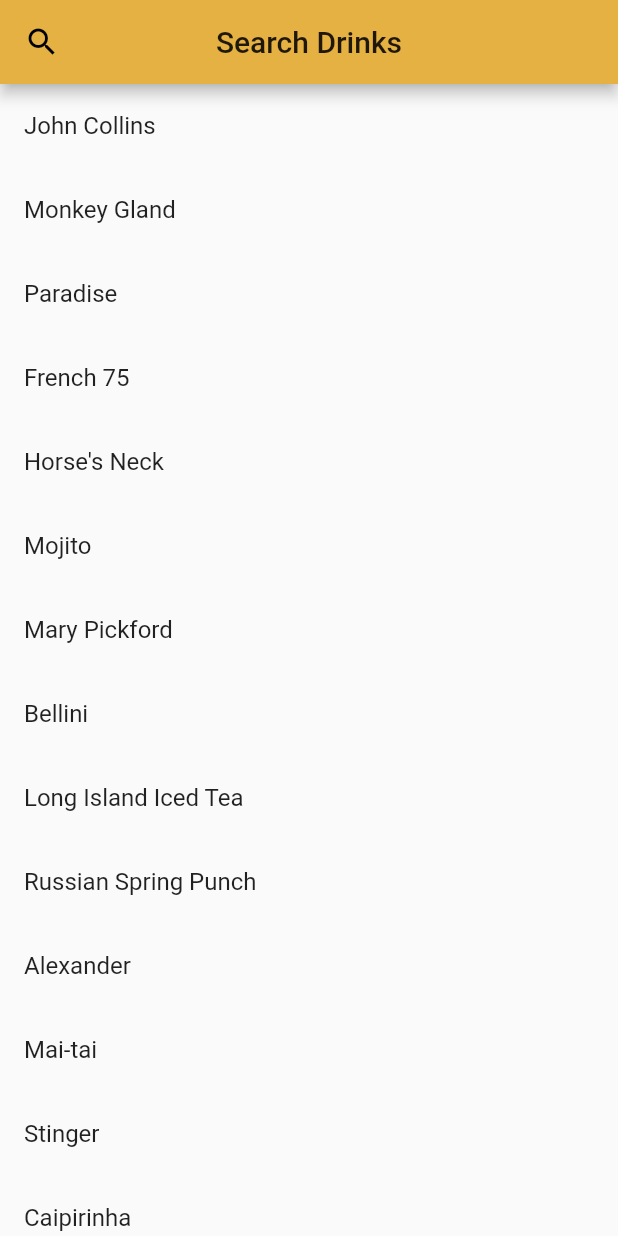
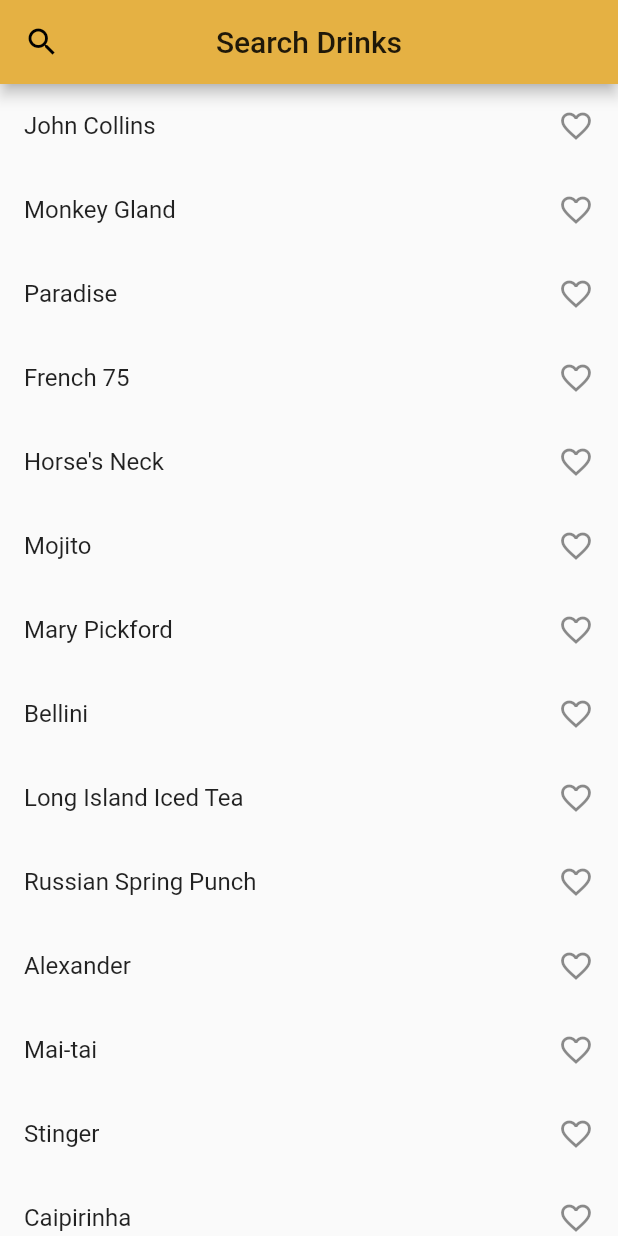
Before and after one commit to CodeFromStav/mixdrinks, a Flutter app: the DrinkSearch screen opened by its route, on a phone screen of 412 x 824 dp. Run offline on Flutter 3.47's test engine with Material 2 defaults, Android fonts, the phone set to English and light mode, and no system bars; our stand-ins replace animated_text_kit, cloud_firestore, firebase_auth, firebase_database, modal_progress_hud; missing offline and left inert: floating_search_bar; accounts and stored records are empty.

Commit message:
Favorite Functionality - Only has hearts on screen for now

```diff
--- a/lib/main.dart
+++ b/lib/main.dart
@@ -33,6 +33,7 @@ class MixDrinks extends StatelessWidget {
         DrinksWidget.id: (context) => DrinksWidget(),
         DrinkSearch.id: (context) => DrinkSearch(),
         DrinkInfo.id: (context) => DrinkInfo(),
+
       },
     );
   }
--- a/lib/screens/drink_search.dart
+++ b/lib/screens/drink_search.dart
@@ -1,7 +1,9 @@
 import 'package:flutter/material.dart';
+import 'package:mixdrinks/components/search_widget.dart';
 import 'dart:convert';
 import 'package:mixdrinks/screens/drink_info.dart';
 import 'package:mixdrinks/components/drink_details.dart';
+import 'package:mixdrinks/screens/drinks_widget.dart';
 
 class DrinkSearch extends StatefulWidget {
   static const String id = 'drink_search';
@@ -10,6 +12,14 @@ class DrinkSearch extends StatefulWidget {
 }
 
 class _DrinkSearchState extends State<DrinkSearch> {
+
+  //Favorite Functionality:
+  //This set stores the drinks that the user favorited (set does not allow duplicates)
+  final List<String> _suggestions = <String>[];
+  final Set<String> _saved = Set<String>();   // Add this line.
+  final TextStyle _biggerFont = TextStyle(fontSize: 18.0);
+
+
   // final formKey = new GlobalKey<FormState>();
   // final key = new GlobalKey<ScaffoldState>();
   final TextEditingController _filter = new TextEditingController();
@@ -44,7 +54,9 @@ class _DrinkSearchState extends State<DrinkSearch> {
     return Scaffold(
       appBar: _buildBar(context),
       body: Container(
-        child: _buildList(),
+        child: _buildList(''), //ADDED STRING PARAM
+
+
       ),
       resizeToAvoidBottomPadding: false,
     );
@@ -62,8 +74,14 @@ class _DrinkSearchState extends State<DrinkSearch> {
     );
   }
 
-  Widget _buildList() {
-    if (!(_searchText.isEmpty)) {
+  Widget _buildList( String drink) { //ADDED STRING PARAM
+    //allows us to see what drink is already saved
+
+    final alreadySaved = _saved.contains(drink);
+//    int index = 1;
+//    String saved = _saved.elementAt(index);
+
+    if ((_searchText.isNotEmpty)) {
       List tempList = new List();
       for (int i = 0; i < filteredNames.length; i++) {
         if (filteredNames[i]['name'].toLowerCase().contains(_searchText.toLowerCase())) {
@@ -77,7 +95,12 @@ class _DrinkSearchState extends State<DrinkSearch> {
       itemBuilder: (BuildContext context, int index) {
         return new ListTile(
           title: Text(filteredNames[index]['name']),
+          trailing: Icon(
+            alreadySaved ? Icons.favorite : Icons.favorite_border,
+            color: alreadySaved ? Colors.red : null,
+          ),
           onTap: () {
+
             Navigator.pushNamed(
               context,
               DrinkInfo.id,
@@ -89,6 +112,13 @@ class _DrinkSearchState extends State<DrinkSearch> {
                 filteredNames[index]["preparation"],
               ),
             );
+            setState((){
+              if(alreadySaved){
+                _saved.remove(drink);
+              } else{
+                _saved.add(_saved.elementAt(index));
+              }
+            });
           },
         );
       },
@@ -131,5 +161,31 @@ class _DrinkSearchState extends State<DrinkSearch> {
     });
   }
 
+  void _pushSaved(){
+//    Navigator.pushNamed(context, SearchWidget.id);
+//          final Iterable<ListTile> tiles = _saved.map(
+//                (String drink) {
+//
+//              return ListTile(
+//                title: Text('Test'),
+//              );
+//            },
+//          );
+//          final List<Widget> divided = ListTile
+//              .divideTiles(
+//            context: context,
+//            tiles: tiles,
+//          ).toList();
+//
+//          return Scaffold(         // Add 6 lines from here...
+//            appBar: AppBar(
+//              title: Text('Saved Suggestions'),
+//            ),
+//            body: ListView(children: divided),
+//          );                       // ... to here.
+////        },
+////      ),                       // ... to here.
+//    );
+  }
 
 }
--- a/pubspec.yaml
+++ b/pubspec.yaml
@@ -24,6 +24,10 @@ dev_dependencies:
   flutter_test:
     sdk: flutter
 
+  cupertino_icons: ^0.1.2
+  english_words: ^3.1.0
+
+
 flutter:
 
   uses-material-design: true
```
Also changed, not shown: pubspec.lock.
